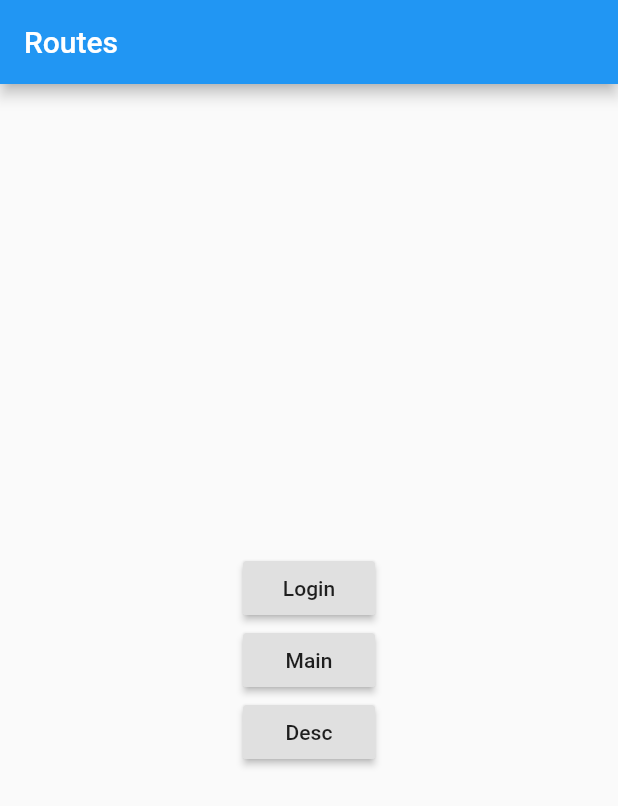
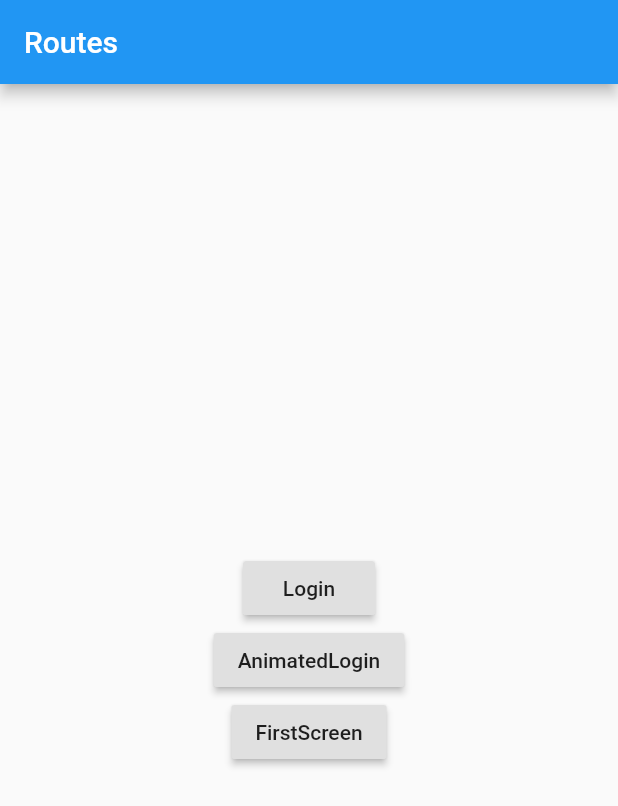
Before and after one commit to jatinkumar11954/meatapp, a Flutter app: the screen it shows after launch, on a phone screen of 412 x 824 dp. Shown: the top 806 px of the screen. Run offline on Flutter 3.47's test engine with Material 2 defaults, Android fonts, the phone set to English and light mode, and no system bars.

```diff
--- a/lib/main.dart
+++ b/lib/main.dart
@@ -1,4 +1,5 @@
 import 'package:flutter/material.dart';
+import 'package:meatapp/screens/FirestScreen.dart';
 import 'package:meatapp/screens/animate.dart';
 import 'package:meatapp/screens/login.dart';
 
@@ -23,7 +24,7 @@ class MyApp extends StatelessWidget {
                       'Login': (BuildContext context) => new Login(),
 
 
-          //   'Main':(BuildContext context)=> new Main(),
+            'Main':(BuildContext context)=> new FirstScreen(),
           //  'Dewsc': (BuildContext context) => new Desc(),
         });
   }
@@ -54,11 +55,11 @@ class _HomeState extends State<Home> {
                 RaisedButton(
                     onPressed: () =>
                         Navigator.pushNamed(context, "LoginA"),
-                    child: Text("Main")),
+                    child: Text("AnimatedLogin")),
                 RaisedButton(
                     onPressed: () =>
-                        Navigator.pushReplacementNamed(context, "Desc"),
-                    child: Text("Desc")),
+                        Navigator.pushReplacementNamed(context, "Main"),
+                    child: Text("FirstScreen")),
               ],
             ),
           ),
```
Also changed, not shown: lib/screens/FirestScreen.dart (added, +37 -0 lines).
